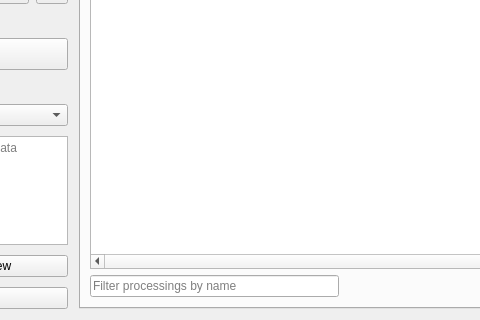
Before: the Qt Designer form mapflow/dialogs/static/ui/main_dialog.ui in Geoalert/mapflow-qgis, drawn with Qt 5; both pictures show x 259 to 739 and y 230 to 550 of the 1070 by 550 pixel window.
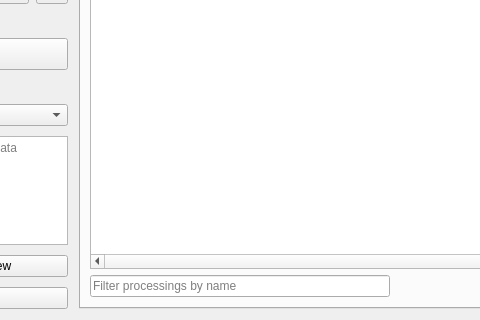
After: the same form once the commit is applied. Icons and pictures are not drawn. Custom widgets are drawn as their Qt base class.

Patch:
```diff
--- a/mapflow/dialogs/static/ui/main_dialog.ui
+++ b/mapflow/dialogs/static/ui/main_dialog.ui
@@ -991,6 +991,12 @@
             <layout class="QHBoxLayout" name="processingFooter" stretch="0,0,0,0,0">
              <item>
               <widget class="QLineEdit" name="filterProcessings">
+               <property name="minimumSize">
+                <size>
+                 <width>300</width>
+                 <height>0</height>
+                </size>
+               </property>
                <property name="maxLength">
                 <number>255</number>
                </property>
```
Left out of the diff: 6 changed lines with no effect on the pictures.
